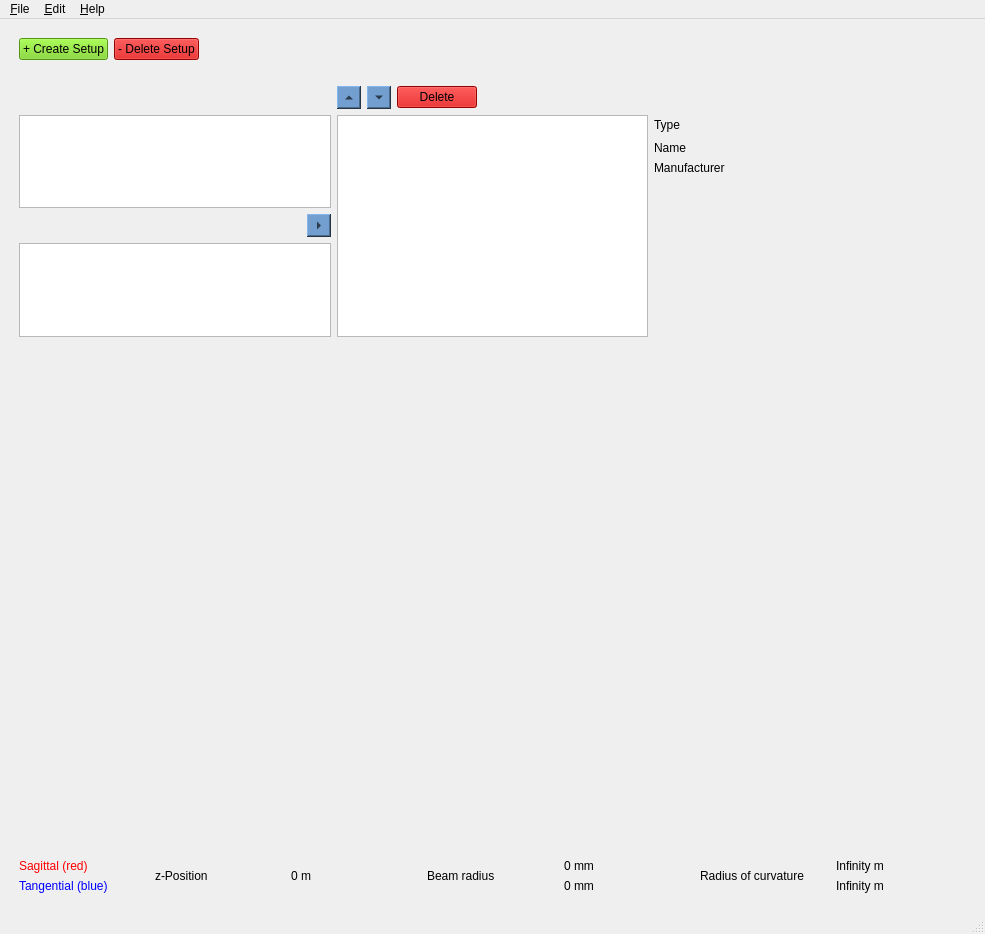
The window that assets/mainwindow.ui (NiceLaserGuy/GRay-CAD-2) describes before a commit, drawn with Qt 5.
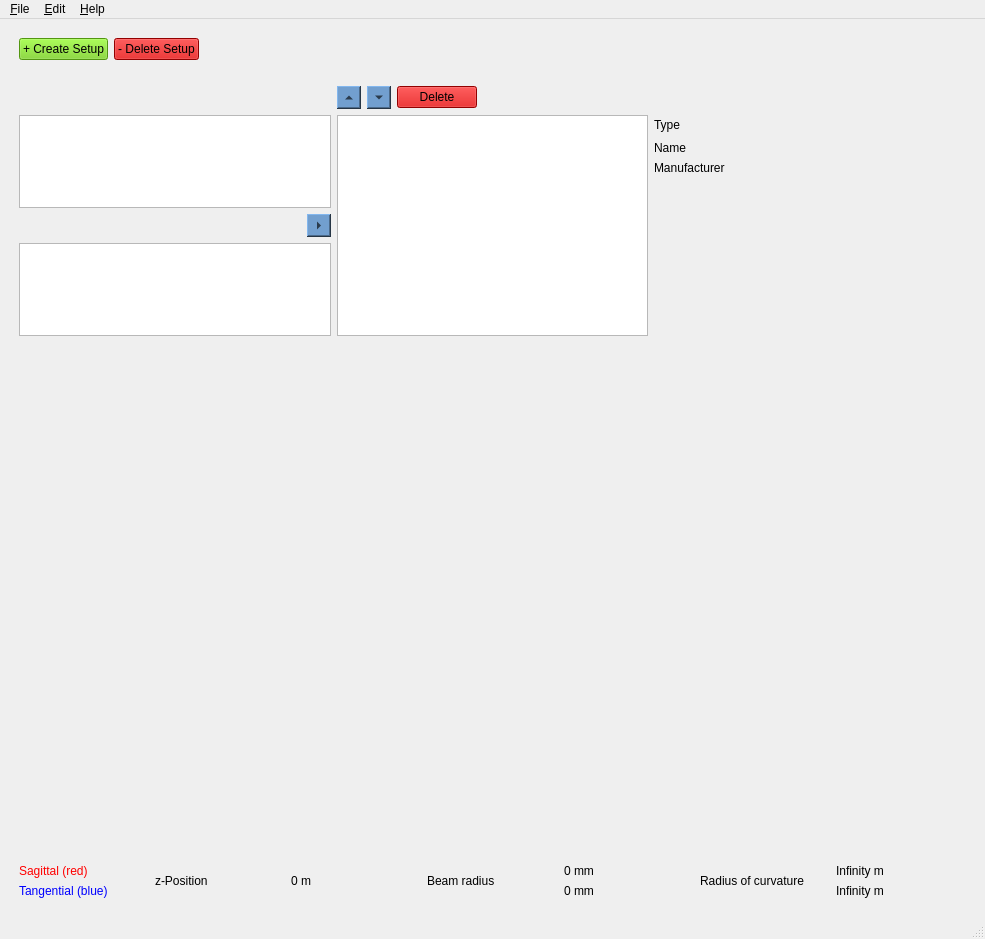
The same window after the commit. Icons and pictures are not drawn. Custom widgets are drawn as their Qt base class.

What changed in the file:
```diff
--- a/assets/mainwindow.ui
+++ b/assets/mainwindow.ui
@@ -7,7 +7,7 @@
     <x>0</x>
     <y>0</y>
     <width>985</width>
-    <height>934</height>
+    <height>939</height>
    </rect>
   </property>
   <property name="sizePolicy">
@@ -416,22 +416,6 @@
       </property>
      </spacer>
     </item>
-    <item row="5" column="1">
-     <spacer name="verticalSpacer_3">
-      <property name="orientation">
-       <enum>Qt::Vertical</enum>
-      </property>
-      <property name="sizeType">
-       <enum>QSizePolicy::Fixed</enum>
-      </property>
-      <property name="sizeHint" stdset="0">
-       <size>
-        <width>20</width>
-        <height>10</height>
-       </size>
-      </property>
-     </spacer>
-    </item>
     <item row="7" column="1">
      <widget class="PlotWidget" name="plotWidget" native="true">
       <property name="sizePolicy">
@@ -451,6 +435,22 @@
       </property>
      </widget>
     </item>
+    <item row="5" column="1" rowspan="2">
+     <spacer name="verticalSpacer_3">
+      <property name="orientation">
+       <enum>Qt::Vertical</enum>
+      </property>
+      <property name="sizeType">
+       <enum>QSizePolicy::Fixed</enum>
+      </property>
+      <property name="sizeHint" stdset="0">
+       <size>
+        <width>20</width>
+        <height>10</height>
+       </size>
+      </property>
+     </spacer>
+    </item>
    </layout>
   </widget>
   <widget class="QMenuBar" name="menubar">
```
Left out of the diff: 2 changed lines with no effect on the pictures.
